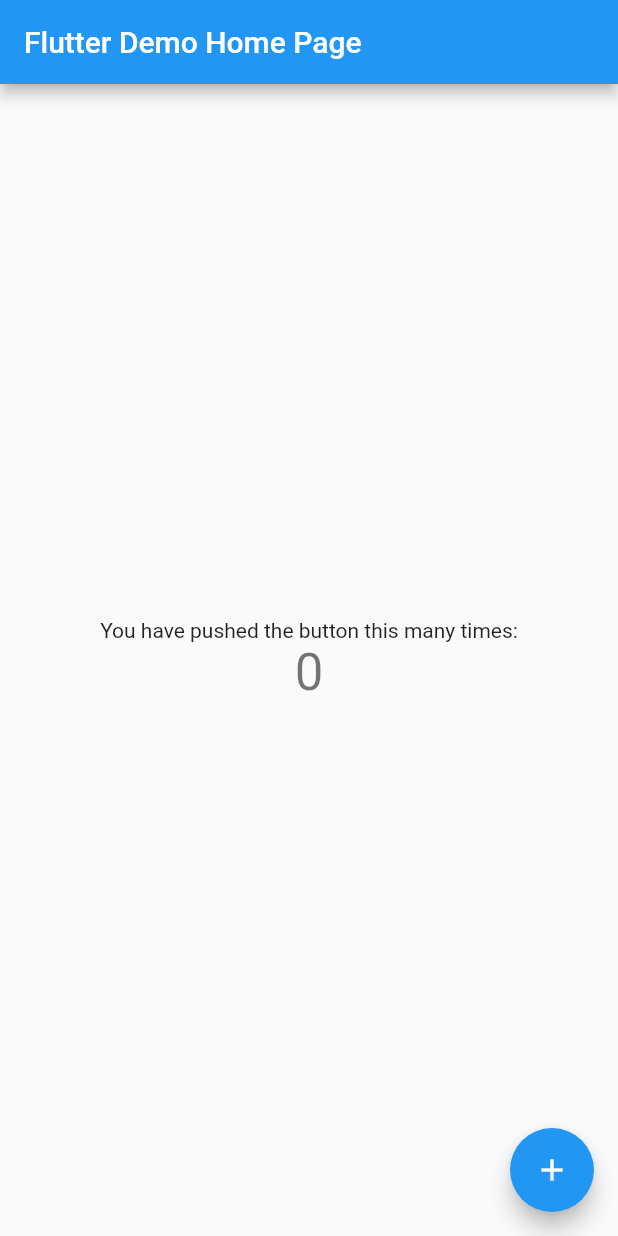
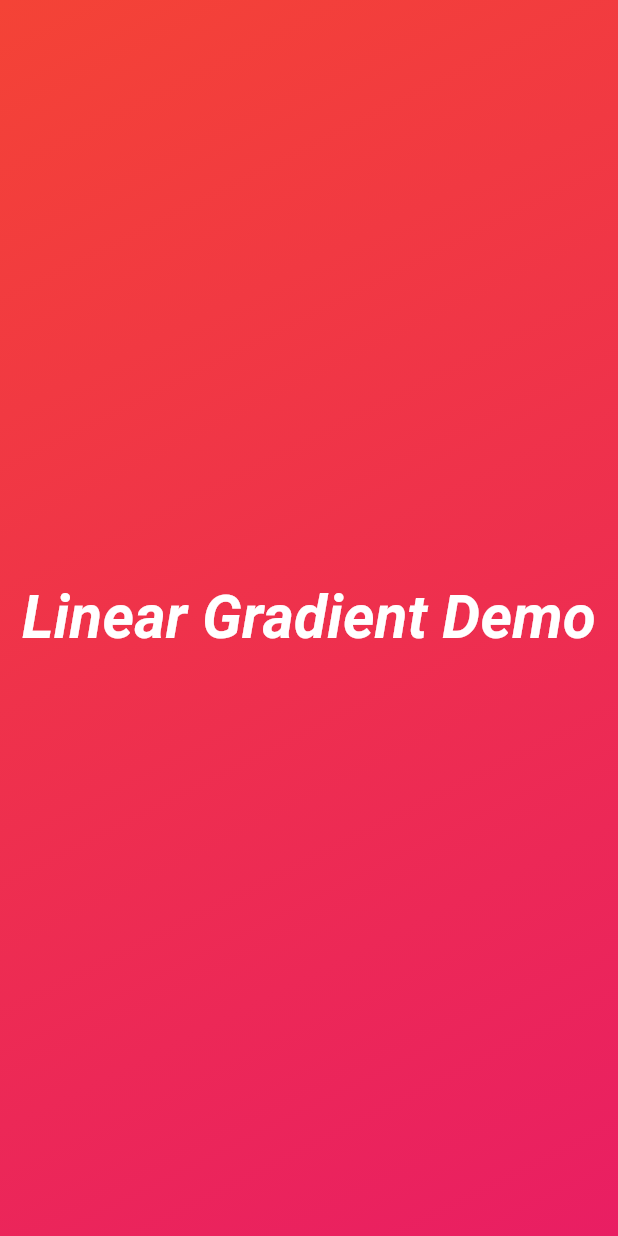
Before and after one commit to TusharSSurve/Flutter-Useful-Widgets-And-Plugins, a Flutter app: the screen it shows after launch, on a phone screen of 412 x 824 dp. Run offline on Flutter 3.47's test engine with Material 2 defaults, Android fonts, the phone set to English and light mode, and no system bars; our stand-ins replace flutter_speed_dial.

Commit message:
Main edited

```diff
--- a/linear_gradient/lib/main.dart
+++ b/linear_gradient/lib/main.dart
@@ -1,113 +1,47 @@
 import 'package:flutter/material.dart';
+import 'package:flutter/services.dart';
 
 void main() {
+  SystemChrome.setSystemUIOverlayStyle(SystemUiOverlayStyle(
+    //Change Navigation Bar & Status Bar Color
+    systemNavigationBarColor: Colors.pink, // navigation bar color
+    statusBarColor: Colors.red, // status bar color
+  ));
   runApp(MyApp());
 }
 
 class MyApp extends StatelessWidget {
-  // This widget is the root of your application.
   @override
   Widget build(BuildContext context) {
     return MaterialApp(
-      title: 'Flutter Demo',
-      theme: ThemeData(
-        // This is the theme of your application.
-        //
-        // Try running your application with "flutter run". You'll see the
-        // application has a blue toolbar. Then, without quitting the app, try
-        // changing the primarySwatch below to Colors.green and then invoke
-        // "hot reload" (press "r" in the console where you ran "flutter run",
-        // or simply save your changes to "hot reload" in a Flutter IDE).
-        // Notice that the counter didn't reset back to zero; the application
-        // is not restarted.
-        primarySwatch: Colors.blue,
-      ),
-      home: MyHomePage(title: 'Flutter Demo Home Page'),
+      title: 'Linear Gradient Demo',
+      home: MyHomePage(),
+      debugShowCheckedModeBanner: false,
     );
   }
 }
 
-class MyHomePage extends StatefulWidget {
-  MyHomePage({Key key, this.title}) : super(key: key);
-
-  // This widget is the home page of your application. It is stateful, meaning
-  // that it has a State object (defined below) that contains fields that affect
-  // how it looks.
-
-  // This class is the configuration for the state. It holds the values (in this
-  // case the title) provided by the parent (in this case the App widget) and
-  // used by the build method of the State. Fields in a Widget subclass are
-  // always marked "final".
-
-  final String title;
-
-  @override
-  _MyHomePageState createState() => _MyHomePageState();
-}
-
-class _MyHomePageState extends State<MyHomePage> {
-  int _counter = 0;
-
-  void _incrementCounter() {
-    setState(() {
-      // This call to setState tells the Flutter framework that something has
-      // changed in this State, which causes it to rerun the build method below
-      // so that the display can reflect the updated values. If we changed
-      // _counter without calling setState(), then the build method would not be
-      // called again, and so nothing would appear to happen.
-      _counter++;
-    });
-  }
-
+class MyHomePage extends StatelessWidget {
   @override
   Widget build(BuildContext context) {
-    // This method is rerun every time setState is called, for instance as done
-    // by the _incrementCounter method above.
-    //
-    // The Flutter framework has been optimized to make rerunning build methods
-    // fast, so that you can just rebuild anything that needs updating rather
-    // than having to individually change instances of widgets.
     return Scaffold(
-      appBar: AppBar(
-        // Here we take the value from the MyHomePage object that was created by
-        // the App.build method, and use it to set our appbar title.
-        title: Text(widget.title),
+      body: Container(
+        child: Center(
+          child: Text(
+            'Linear Gradient Demo',
+            style: TextStyle(
+                fontSize: 40,
+                fontStyle: FontStyle.italic,
+                color: Colors.white,
+                fontWeight: FontWeight.w600),
+          ),
+        ),
+        decoration: BoxDecoration(
+            gradient: LinearGradient(
+                colors: [Colors.red, Colors.pink],
+                begin: Alignment.topLeft,
+                end: Alignment.bottomRight)),
       ),
-      body: Center(
-        // Center is a layout widget. It takes a single child and positions it
-        // in the middle of the parent.
-        child: Column(
-          // Column is also a layout widget. It takes a list of children and
-          // arranges them vertically. By default, it sizes itself to fit its
-          // children horizontally, and tries to be as tall as its parent.
-          //
-          // Invoke "debug painting" (press "p" in the console, choose the
-          // "Toggle Debug Paint" action from the Flutter Inspector in Android
-          // Studio, or the "Toggle Debug Paint" command in Visual Studio Code)
-          // to see the wireframe for each widget.
-          //
-          // Column has various properties to control how it sizes itself and
-          // how it positions its children. Here we use mainAxisAlignment to
-          // center the children vertically; the main axis here is the vertical
-          // axis because Columns are vertical (the cross axis would be
-          // horizontal).
-          mainAxisAlignment: MainAxisAlignment.center,
-          children: <Widget>[
-            Text(
-              'You have pushed the button this many times:',
-            ),
-            Text(
-              '$_counter',
-              style: Theme.of(context).textTheme.headline4,
-            ),
-          ],
-        ),
-      ),
-      floatingActionButton: FloatingActionButton(
-        onPressed: _incrementCounter,
-        tooltip: 'Increment',
-        child: Icon(Icons.add),
-      ), // This trailing comma makes auto-formatting nicer for build methods.
     );
   }
 }
```
